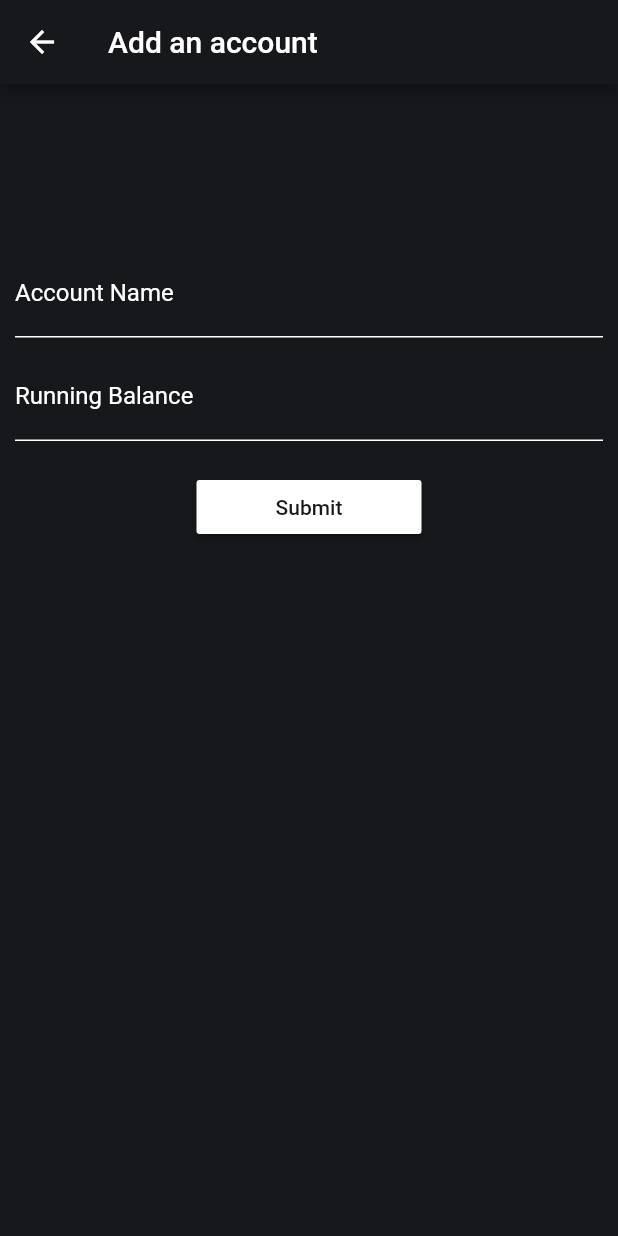
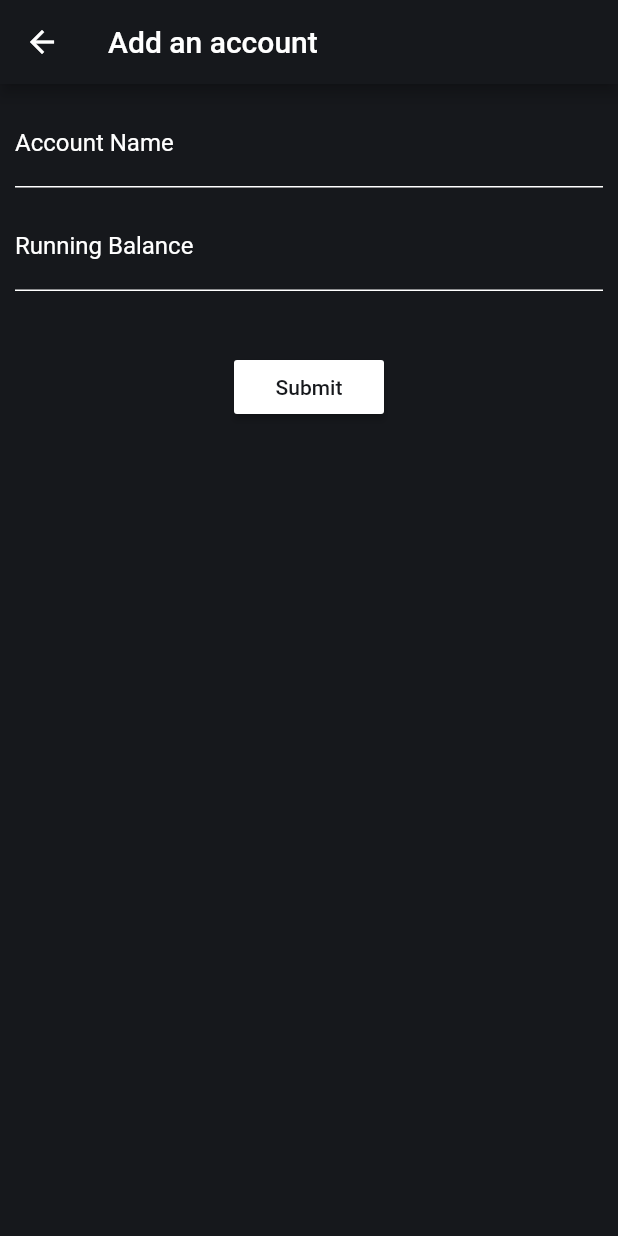
Before and after one commit to johanreji/moneymanager, a Flutter app: the AccountList widget shown alone on an empty page, opened directly with empty values, after a tap on "Add account", on a phone screen of 412 x 824 dp. Run offline on Flutter 3.47's test engine with Material 2 defaults, Android fonts, the phone set to English and light mode, and no system bars; our stand-ins replace sqflite; accounts and stored records are empty.

Commit message:
accounts check

```diff
--- a/lib/screens/accounts.dart
+++ b/lib/screens/accounts.dart
@@ -93,7 +93,6 @@ class _AddAccountScreenState extends State<AddAccountScreen> {
         body: SingleChildScrollView(
           child: Container(
             padding: EdgeInsets.all(10),
-            margin: EdgeInsets.only(top: 100),
             child: Column(
               mainAxisAlignment: MainAxisAlignment.center,
               mainAxisSize: MainAxisSize.max,
@@ -150,9 +149,9 @@ class _AddAccountScreenState extends State<AddAccountScreen> {
                     labelText: 'Running Balance',
                   ),
                 ),
-                SizedBox(height: 20),
+                SizedBox(height: 40),
                 SizedBox(
-                  width: 150,
+                  width: 100,
                   child: RaisedButton(
                       onPressed: () {
                         if (name == "")
@@ -300,6 +299,7 @@ class _AccountListState extends State<AccountList> {
                     },
                     child: Card(
                       elevation: 6,
+                      color: Colors.white70,
                       shape: RoundedRectangleBorder(
                           borderRadius: BorderRadius.circular(20)),
                       child: Padding(
```
Also changed, not shown: lib/main.dart (+34 -5 lines).
